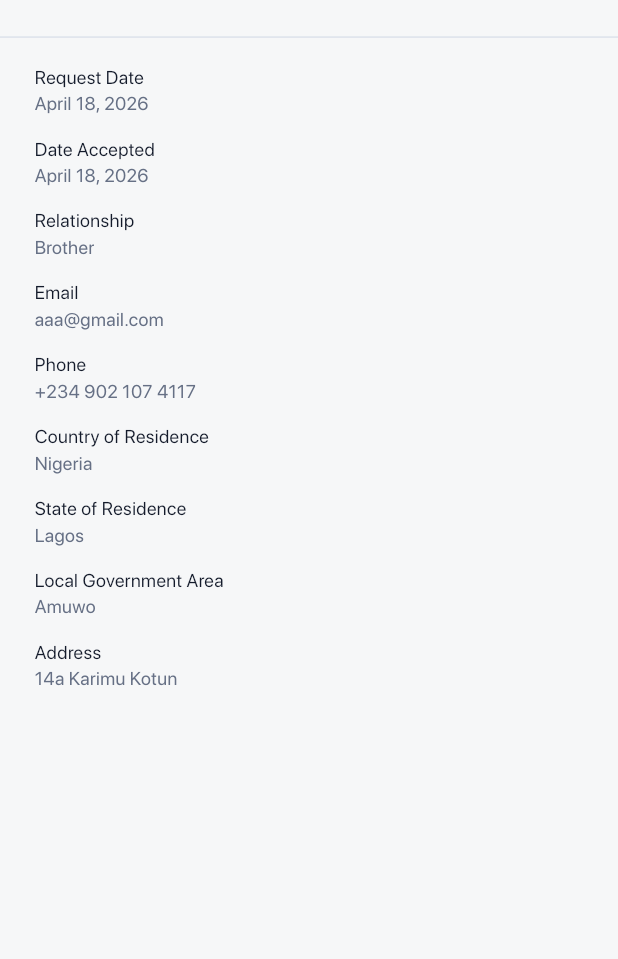
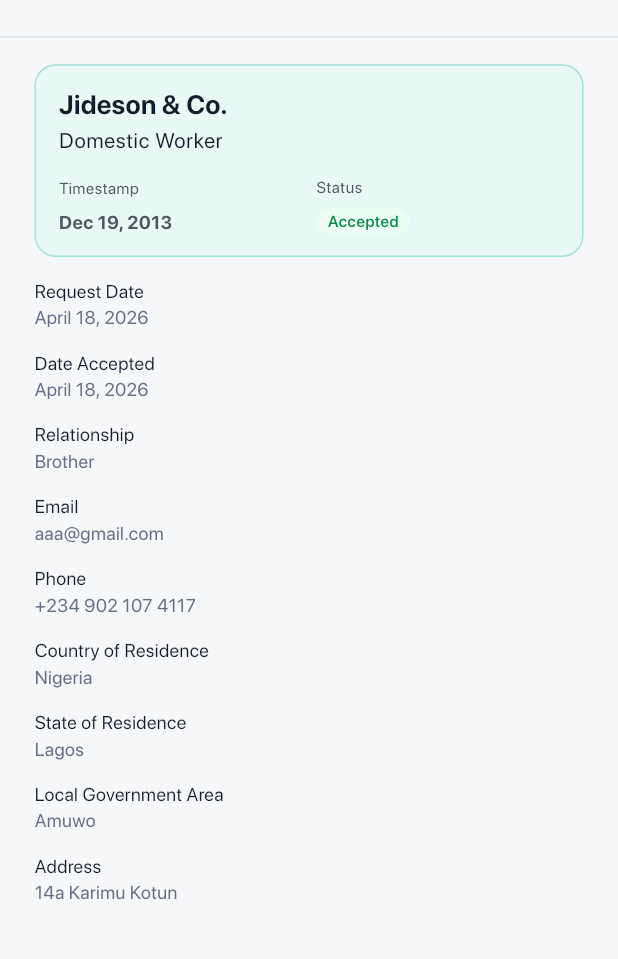
Before and after one commit to Damoscky/verifysafe-mobile, a Flutter app: the ViewGuarantorDetails screen opened directly, on a phone screen of 412 x 824 dp, the part 58-1017 px from its top. Run offline on Flutter 3.47's test engine with Material 3 defaults, Android fonts, the phone set to English and light mode, and no system bars; our stand-ins replace animate_do, another_flushbar, cached_network_image, card_swiper, dio, file_picker and 21 more; missing offline and left inert: image_gallery_saver_plus, local_auth_android, local_auth_darwin, webview_flutter_android, webview_flutter_wkwebview; accounts and stored records are empty; project files that could hold a hidden picture were left out.

Commit message:
guarantor management

```diff
--- a/lib/core/constants/color_path.dart
+++ b/lib/core/constants/color_path.dart
@@ -35,6 +35,10 @@ class ColorPath {
   static const foamGreen = Color(0xffECFDF3);
   static const dawnYellow = Color(0xffFFFAEB);
   static const vesuBrown = Color(0xffB54708);
+  static const gloryGreen = Color(0xff9FE1D7);
+  static const aquaGreen = Color(0xffE8F8F5);
+  static const provincialPink = Color(0xffFEF3F2);
+  static const thunderbirdRed = Color(0xffB42318);
 
 
 
--- a/lib/ui/pages/authentication/login.dart
+++ b/lib/ui/pages/authentication/login.dart
@@ -9,6 +9,7 @@ import 'package:verifysafe/ui/pages/authentication/forgot_password.dart';
 import 'package:verifysafe/ui/pages/authentication/onboarding/select_user_type.dart';
 import 'package:verifysafe/ui/pages/authentication/onboarding/sign_up_successful.dart';
 import 'package:verifysafe/ui/pages/bottom_nav.dart';
+import 'package:verifysafe/ui/pages/guarantor/manage_guarantor.dart';
 import 'package:verifysafe/ui/widgets/authentication/terms.dart';
 import 'package:verifysafe/ui/widgets/custom_appbar.dart';
 import 'package:verifysafe/ui/widgets/custom_svg.dart';
@@ -116,7 +117,7 @@ class _LoginState extends State<Login> {
                         child: CustomButton(
                             buttonText: 'Log in',
                             onPressed: (){
-                              pushNavigation(context: context, widget: BottomNav(), routeName: NamedRoutes.bottomNav);
+                              pushNavigation(context: context, widget: ManageGuarantor(), routeName: NamedRoutes.manageGuarantor);
                             }
                         ),
                       ),
--- a/lib/ui/pages/guarantor/view_guarantor_details.dart
+++ b/lib/ui/pages/guarantor/view_guarantor_details.dart
@@ -2,9 +2,12 @@ import 'package:flutter/material.dart';
 import 'package:flutter_screenutil/flutter_screenutil.dart';
 import 'package:verifysafe/core/constants/app_theme/custom_color_scheme.dart';
 import 'package:verifysafe/ui/widgets/details.dart';
+import 'package:verifysafe/ui/widgets/verifysafe_container.dart';
+import 'package:verifysafe/ui/widgets/verifysafe_tag.dart';
 
 import '../../../core/constants/app_asset.dart';
 import '../../../core/constants/app_dimension.dart';
+import '../../../core/constants/color_path.dart';
 import '../../../core/utilities/navigator.dart';
 import '../../../core/utilities/utilities.dart';
 import '../../widgets/bottom_sheets/action_completed.dart';
@@ -65,7 +68,97 @@ class _ViewGuarantorDetailsState extends State<ViewGuarantorDetails> {
         child: Column(
           crossAxisAlignment: CrossAxisAlignment.start,
           children: [
-            //todo: waiting on Ayeni(UI) to update the card
+            VerifySafeContainer(
+              bgColor: ColorPath.aquaGreen,
+              padding: EdgeInsets.symmetric(
+                vertical: 16.h,
+                horizontal: 16.w
+              ),
+                border: Border.all(color: ColorPath.gloryGreen, width: 1.w),
+                borderRadius: BorderRadius.all(Radius.circular(16.r)),
+                child: Column(
+                  crossAxisAlignment: CrossAxisAlignment.start,
+                  children: [
+                    Text(
+                      'Jideson & Co.',
+                      style: Theme.of(context)
+                          .textTheme
+                          .titleMedium
+                          ?.copyWith(
+                          fontWeight: FontWeight.w700,
+                          color: Theme.of(context).colorScheme.textPrimary
+                      ),
+                    ),
+                    SizedBox(height: 4.h,),
+                    Text(
+                      'Domestic Worker',
+                      style: Theme.of(context)
+                          .textTheme
+                          .bodyLarge
+                          ?.copyWith(
+                          fontWeight: FontWeight.w400,
+                          color: Theme.of(context).colorScheme.textPrimary
+                      ),
+                    ),
+                    SizedBox(height: 16.h,),
+                    Row(
+                      mainAxisAlignment: MainAxisAlignment.spaceBetween,
+                      children: [
+                        Expanded(
+                          child: Column(
+                            crossAxisAlignment: CrossAxisAlignment.start,
+                            children: [
+                              Text(
+                                'Timestamp',
+                                style: Theme.of(context)
+                                    .textTheme
+                                    .bodySmall
+                                    ?.copyWith(
+                                    fontWeight: FontWeight.w400,
+                                    color: Theme.of(context).colorScheme.text4
+                                ),
+                              ),
+                              SizedBox(height: 8.h,),
+                              Text(
+                                'Dec 19, 2013',
+                                style: Theme.of(context)
+                                    .textTheme
+                                    .bodyMedium
+                                    ?.copyWith(
+                                    fontWeight: FontWeight.w700,
+                                    color: Theme.of(context).colorScheme.text4
+                                ),
+                              ),
+                            ],
+                          ),
+                        ),
+                        SizedBox(width: 10.w,),
+                        Expanded(
+                          child: Column(
+                            crossAxisAlignment: CrossAxisAlignment.start,
+                            children: [
+                              Text(
+                                'Status',
+                                style: Theme.of(context)
+                                    .textTheme
+                                    .bodySmall
+                                    ?.copyWith(
+                                    fontWeight: FontWeight.w400,
+                                    color: Theme.of(context).colorScheme.text4
+                                ),
+                              ),
+                              SizedBox(height: 8.h,),
+                              VerifySafeTag(status: 'accepted'),
+                            ],
+                          ),
+                        ),
+                      ],
+                    )
+
+                  ],
+                )
+            ),
+            SizedBox(height: 16.h,),
             Details(label: 'Request Date', value: 'April 18, 2026'),
             SizedBox(height: 16.h,),
             Details(label: 'Date Accepted', value: 'April 18, 2026'),
--- a/lib/ui/widgets/verifysafe_tag.dart
+++ b/lib/ui/widgets/verifysafe_tag.dart
@@ -9,7 +9,9 @@ class VerifySafeTag extends StatelessWidget {
 
   @override
   Widget build(BuildContext context) {
-    return Container(
+    return Row(
+      children: [
+        Container(
           padding: EdgeInsets.symmetric(horizontal: 8.w, vertical: 2.h),
           decoration: BoxDecoration(
             color: _statusContainerColor(status: status),
@@ -24,6 +26,8 @@ class VerifySafeTag extends StatelessWidget {
               ),
             ),
           ),
+        )
+      ],
     );
   }
 
@@ -37,7 +41,7 @@ class VerifySafeTag extends StatelessWidget {
         return ColorPath.dawnYellow;//dawnBrown
       case 'failed':
       case 'rejected':
-        return ColorPath.athensGrey2;
+        return ColorPath.provincialPink;
       default:
         return Colors.white;
     }
@@ -54,7 +58,7 @@ class VerifySafeTag extends StatelessWidget {
         return ColorPath.vesuBrown;
       case 'failed':
       case 'rejected':
-        return ColorPath.athensGrey2;
+        return ColorPath.thunderbirdRed;
       default:
         return Colors.white;
     }
```
Lines whose indentation alone changed are shown as unchanged.
